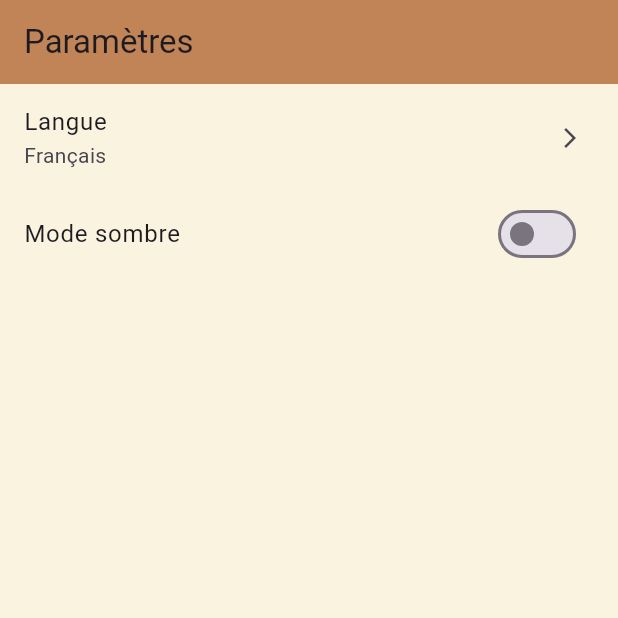
After one commit to Salimata332/Dambe-Sugu, a Flutter app: the SettingsScreen screen opened by its route, on a phone screen of 412 x 824 dp, the top half of it. The commit adds this screen. Run offline on Flutter 3.47's test engine with Material 3 defaults, Android fonts, the light colour scheme and no system bars; our stand-ins replace cloud_firestore, firebase_auth, firebase_core, go_router, lottie; accounts and stored records are empty; network calls fail; Roboto replaces fonts that are missing (Poppins).

Commit message:
Les pages concernant l'utilisateur ont été mis en place

```diff
--- /dev/null
+++ b/lib/features/profile/pages/order_history_screen.dart
@@ -0,0 +1,32 @@
+import 'package:flutter/material.dart';
+
+class SettingsScreen extends StatelessWidget {
+  static const routeName = "/settings";
+
+  const SettingsScreen({super.key});
+
+  @override
+  Widget build(BuildContext context) {
+    return Scaffold(
+      appBar: AppBar(
+        title: const Text("Paramètres"),
+        backgroundColor: const Color(0xFFC08457),
+      ),
+      body: ListView(
+        children: [
+          ListTile(
+            title: const Text("Langue"),
+            subtitle: const Text("Français"),
+            trailing: const Icon(Icons.arrow_forward_ios, size: 16),
+            onTap: () {},
+          ),
+          SwitchListTile(
+            title: const Text("Mode sombre"),
+            value: false,
+            onChanged: (val) {},
+          ),
+        ],
+      ),
+    );
+  }
+}
--- /dev/null
+++ b/lib/features/profile/pages/settings_screen.dart
@@ -0,0 +1,32 @@
+import 'package:flutter/material.dart';
+
+class SettingsScreen extends StatelessWidget {
+  static const routeName = "/settings";
+
+  const SettingsScreen({super.key});
+
+  @override
+  Widget build(BuildContext context) {
+    return Scaffold(
+      appBar: AppBar(
+        title: const Text("Paramètres"),
+        backgroundColor: const Color(0xFFC08457),
+      ),
+      body: ListView(
+        children: [
+          ListTile(
+            title: const Text("Langue"),
+            subtitle: const Text("Français"),
+            trailing: const Icon(Icons.arrow_forward_ios, size: 16),
+            onTap: () {},
+          ),
+          SwitchListTile(
+            title: const Text("Mode sombre"),
+            value: false,
+            onChanged: (val) {},
+          ),
+        ],
+      ),
+    );
+  }
+}
--- a/lib/models/product_models.dart
+++ b/lib/models/product_models.dart
@@ -10,8 +10,7 @@ class ProductModel {
   final String nom;
   final String categorie;
 
-  // ignore: prefer_typing_uninitialized_variables
-  var published;
+  bool published;
 
   ProductModel({
     required this.idProduit,
```
Also changed, not shown: lib/features/profile/controllers/profile_controller.dart (added, +21 -0 lines), lib/features/profile/pages/help_support_screen.dart (added, +36 -0 lines), lib/features/profile/pages/profile_screen.dart (added, +78 -0 lines), lib/features/profile/widgets/profile_header.dart (added, +32 -0 lines), lib/features/profile/widgets/settings_tile.dart (added, +24 -0 lines), lib/main.dart (+16 -0 lines), lib/features/profile/pages/edit_profile_screen.dart (added).
